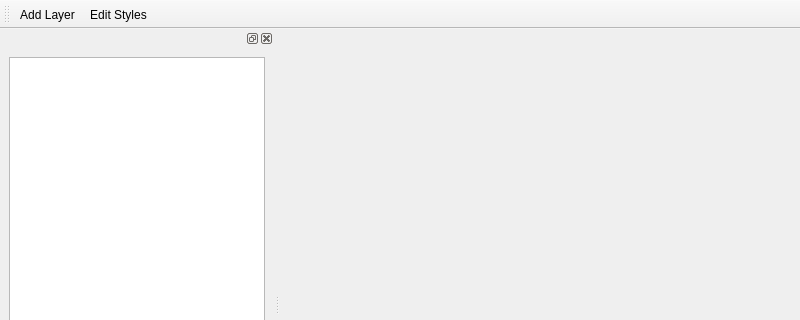
This is viewer_mapnik/src/guimapnikviewer.ui in iut-ibk/DynaMind-Gui as Qt 5 draws it before an edit; both pictures show x 0 to 800 and y 0 to 320 of the 800 by 600 pixel window. The edited form follows.
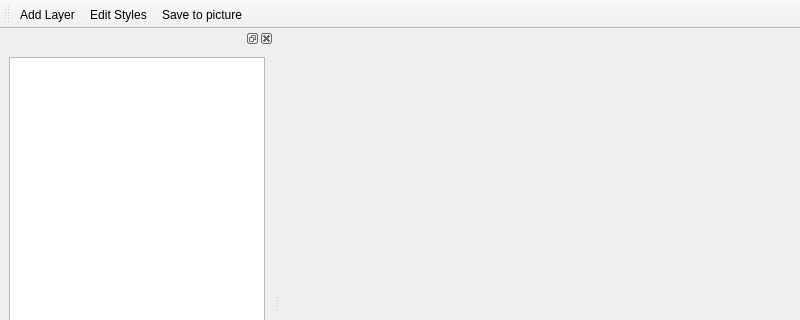
This is the edited form. Custom widgets are drawn as their Qt base class.

The edit to the form file:
```diff
--- a/viewer_mapnik/src/guimapnikviewer.ui
+++ b/viewer_mapnik/src/guimapnikviewer.ui
@@ -50,6 +50,7 @@
    </attribute>
    <addaction name="actionAdd_Layer"/>
    <addaction name="actionEdit_Styles"/>
+   <addaction name="actionSave_to_picture"/>
   </widget>
   <widget class="QDockWidget" name="dockWidget">
    <property name="minimumSize">
@@ -106,6 +107,11 @@
     <string>Edit Styles</string>
    </property>
   </action>
+  <action name="actionSave_to_picture">
+   <property name="text">
+    <string>Save to picture</string>
+   </property>
+  </action>
  </widget>
  <customwidgets>
   <customwidget>
```
